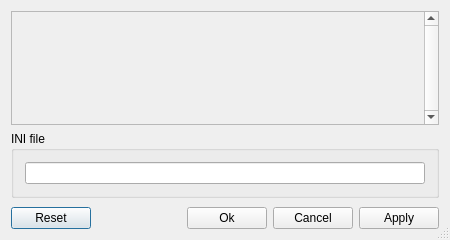
First picture: the form in ldvlib/LDVQt/LDVExportOptionPanel.ui, repository trevorsandy/lpub3d-ci, before the edit.
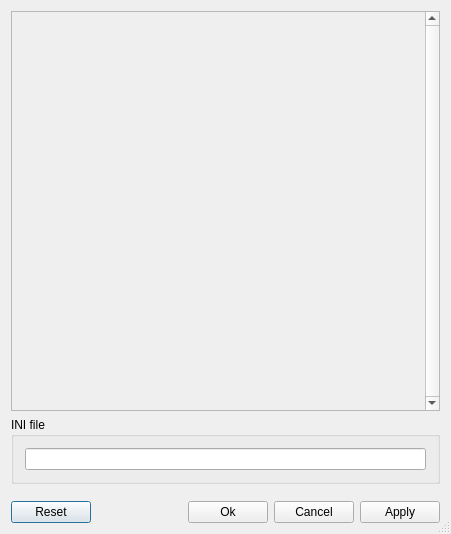
Second picture: the form after the edit. Icons and pictures are not drawn.

```diff
--- a/ldvlib/LDVQt/LDVExportOptionPanel.ui
+++ b/ldvlib/LDVQt/LDVExportOptionPanel.ui
@@ -7,8 +7,8 @@
    <rect>
     <x>0</x>
     <y>0</y>
-    <width>450</width>
-    <height>240</height>
+    <width>451</width>
+    <height>534</height>
    </rect>
   </property>
   <property name="sizePolicy">
@@ -36,12 +36,21 @@
        <verstretch>0</verstretch>
       </sizepolicy>
      </property>
+     <property name="minimumSize">
+      <size>
+       <width>0</width>
+       <height>400</height>
+      </size>
+     </property>
      <property name="verticalScrollBarPolicy">
       <enum>Qt::ScrollBarAlwaysOn</enum>
      </property>
      <property name="horizontalScrollBarPolicy">
       <enum>Qt::ScrollBarAlwaysOff</enum>
      </property>
+     <property name="sizeAdjustPolicy">
+      <enum>QAbstractScrollArea::AdjustIgnored</enum>
+     </property>
      <property name="widgetResizable">
       <bool>true</bool>
      </property>
```
